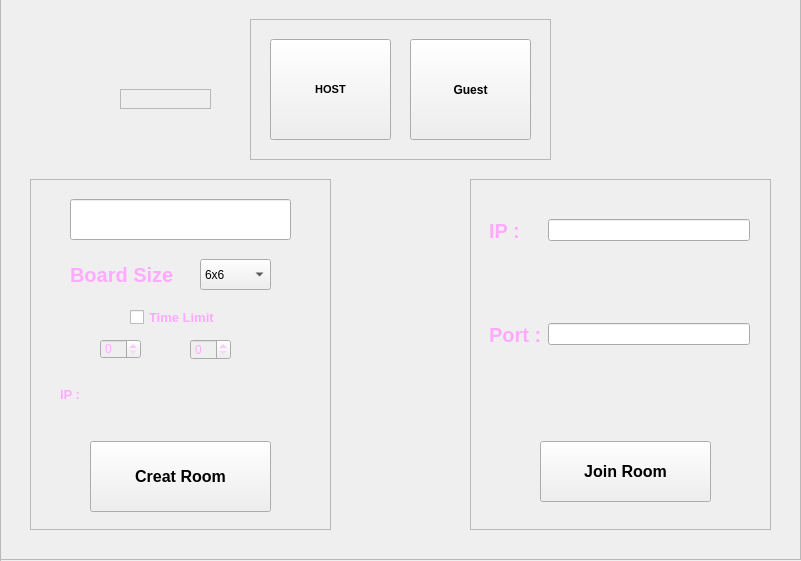
kavehzadehmohamadreza8514-arch/PlaTwo, file Client/dotsandboxeswindow.ui: the form before one commit.
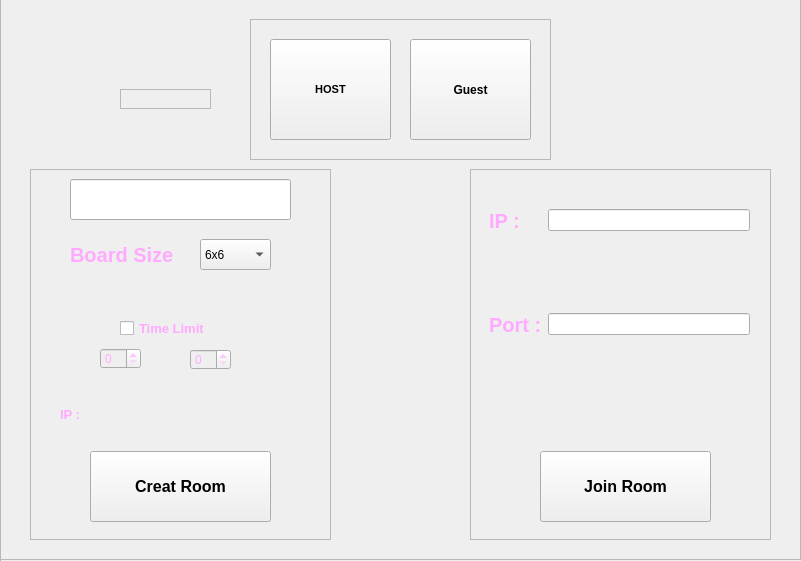
The form after the commit. The open tabs and pages were chosen to show the change. Icons and pictures are not drawn. Custom widgets are drawn as their Qt base class.

Diff of the .ui file:
```diff
--- a/Client/dotsandboxeswindow.ui
+++ b/Client/dotsandboxeswindow.ui
@@ -241,9 +241,9 @@
      <property name="geometry">
       <rect>
        <x>30</x>
-       <y>180</y>
+       <y>170</y>
        <width>301</width>
-       <height>351</height>
+       <height>371</height>
       </rect>
      </property>
      <property name="frameShape">
@@ -256,7 +256,7 @@
       <property name="geometry">
        <rect>
         <x>40</x>
-        <y>20</y>
+        <y>10</y>
         <width>221</width>
         <height>41</height>
        </rect>
@@ -266,7 +266,7 @@
       <property name="geometry">
        <rect>
         <x>40</x>
-        <y>80</y>
+        <y>70</y>
         <width>121</width>
         <height>31</height>
        </rect>
@@ -289,7 +289,7 @@
       <property name="geometry">
        <rect>
         <x>170</x>
-        <y>80</y>
+        <y>70</y>
         <width>71</width>
         <height>31</height>
        </rect>
@@ -316,10 +316,10 @@
       </property>
       <property name="geometry">
        <rect>
-        <x>100</x>
-        <y>130</y>
-        <width>91</width>
-        <height>17</height>
+        <x>90</x>
+        <y>149</y>
+        <width>101</width>
+        <height>21</height>
        </rect>
       </property>
       <property name="font">
@@ -343,9 +343,9 @@
       <property name="geometry">
        <rect>
         <x>70</x>
-        <y>160</y>
+        <y>179</y>
         <width>41</width>
-        <height>20</height>
+        <height>21</height>
        </rect>
       </property>
       <property name="styleSheet">
@@ -362,7 +362,7 @@
       <property name="geometry">
        <rect>
         <x>160</x>
-        <y>160</y>
+        <y>180</y>
         <width>41</width>
         <height>21</height>
        </rect>
@@ -381,7 +381,7 @@
       <property name="geometry">
        <rect>
         <x>30</x>
-        <y>190</y>
+        <y>220</y>
         <width>241</width>
         <height>51</height>
        </rect>
@@ -404,7 +404,7 @@
       <property name="geometry">
        <rect>
         <x>60</x>
-        <y>262</y>
+        <y>282</y>
         <width>181</width>
         <height>71</height>
        </rect>
@@ -425,9 +425,9 @@
      <property name="geometry">
       <rect>
        <x>470</x>
-       <y>180</y>
+       <y>170</y>
        <width>301</width>
-       <height>351</height>
+       <height>371</height>
       </rect>
      </property>
      <property name="frameShape">
@@ -440,9 +440,9 @@
       <property name="geometry">
        <rect>
         <x>70</x>
-        <y>262</y>
+        <y>282</y>
         <width>171</width>
-        <height>61</height>
+        <height>71</height>
        </rect>
       </property>
       <property name="font">
```
Left out of the diff: 2 changed lines with no effect on the pictures.
